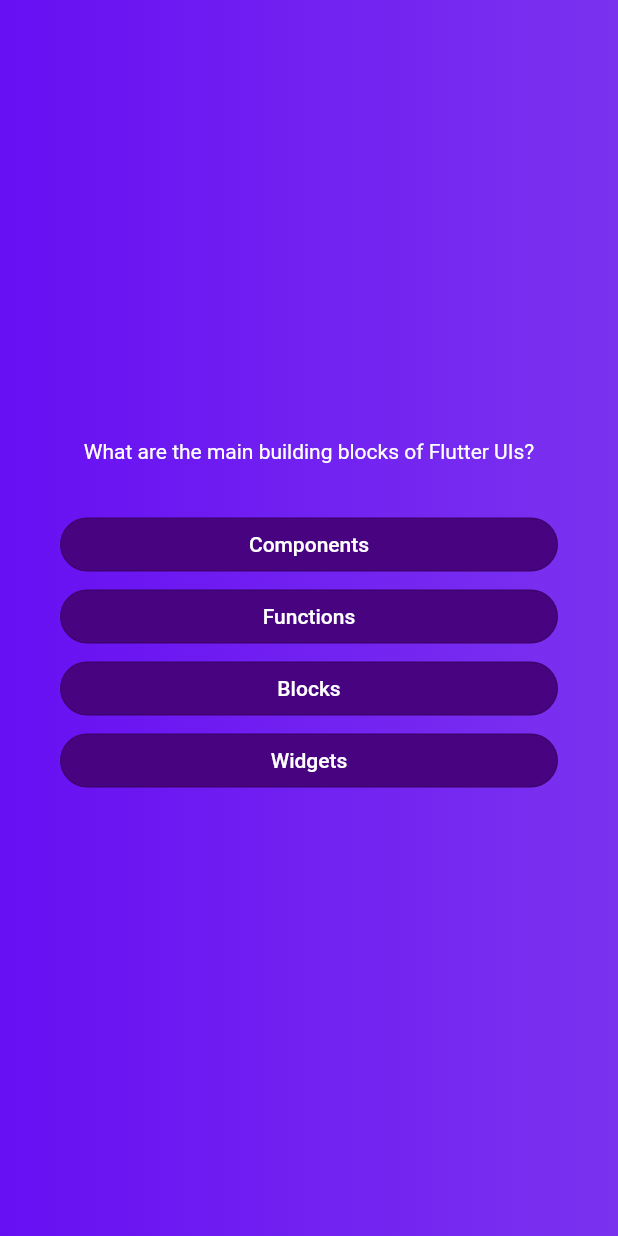
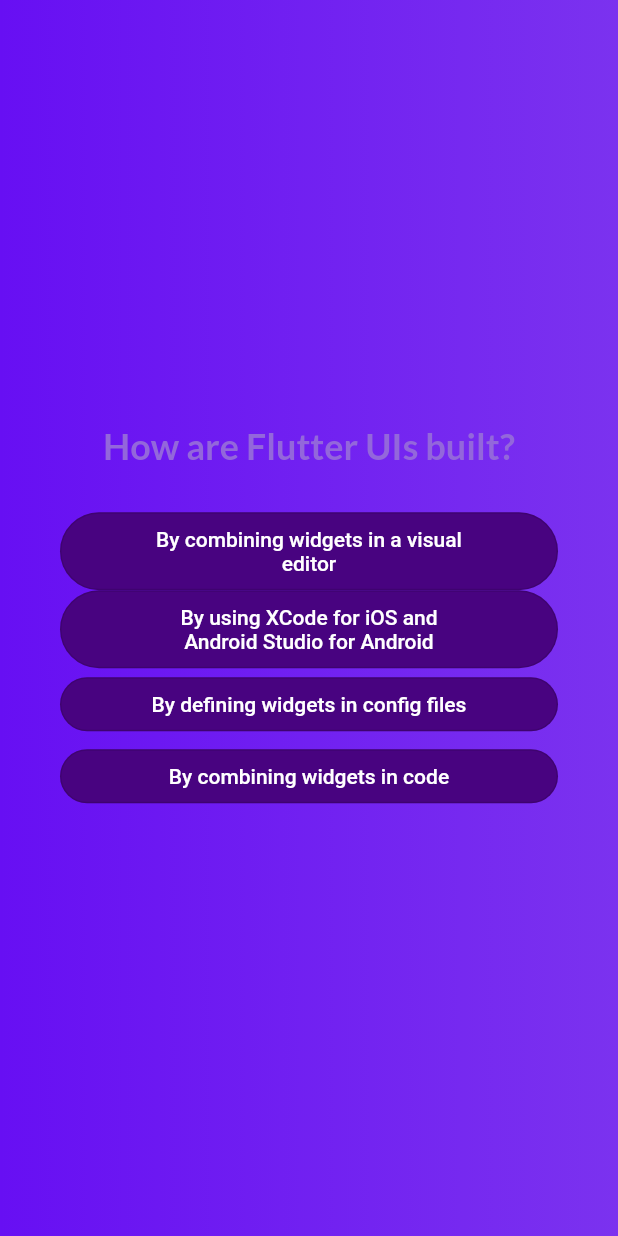
Before and after one commit to dimon-ton/flutter_udemy_section2, a Flutter app: the screen it shows after launch, after a tap on "Start Quiz!", after a tap on "Components", on a phone screen of 412 x 824 dp. Run offline on Flutter 3.47's test engine with Material 2 defaults, Android fonts, the phone set to English and light mode, and no system bars; our stand-ins replace google_fonts.

Commit message:
passing data via functions

```diff
--- a/lib/anwser_button.dart
+++ b/lib/anwser_button.dart
@@ -17,7 +17,10 @@ class AnswerButton extends StatelessWidget {
           foregroundColor: Colors.white,
           shape:
               RoundedRectangleBorder(borderRadius: BorderRadius.circular(40))),
-      child: Text(answerText),
+      child: Text(
+        answerText,
+        textAlign: TextAlign.center,
+      ),
     );
   }
 }
--- a/lib/questions_screen.dart
+++ b/lib/questions_screen.dart
@@ -1,9 +1,13 @@
 import 'package:flutter/material.dart';
 import 'package:adv_basics/anwser_button.dart';
 import 'package:adv_basics/data/question.dart';
+import 'package:google_fonts/google_fonts.dart';
 
 class QuestionsScreen extends StatefulWidget {
-  const QuestionsScreen({super.key});
+  const QuestionsScreen({super.key, required this.onSelectAnswer});
+
+  final void Function(String answer) onSelectAnswer;
+
   @override
   State<QuestionsScreen> createState() {
     return _QuestionsScreen();
@@ -11,9 +15,19 @@ class QuestionsScreen extends StatefulWidget {
 }
 
 class _QuestionsScreen extends State<QuestionsScreen> {
+  var currentQuestionIndex = 0;
+
+  void anwserQuestion(String selectedAnswer) {
+    widget.onSelectAnswer(selectedAnswer);
+    setState(() {
+      currentQuestionIndex++;
+    });
+  }
+
   @override
   Widget build(context) {
-    final currentQuestion = questions[0];
+    final currentQuestion = questions[currentQuestionIndex];
+
     return SizedBox(
       width: double.infinity,
       child: Container(
@@ -24,8 +38,10 @@ class _QuestionsScreen extends State<QuestionsScreen> {
           children: [
             Text(
               currentQuestion.text,
-              style: const TextStyle(
-                color: Colors.white,
+              style: GoogleFonts.lato(
+                color: const Color.fromARGB(255, 147, 103, 219),
+                fontSize: 24,
+                fontWeight: FontWeight.bold,
               ),
               textAlign: TextAlign.center,
             ),
@@ -35,7 +51,9 @@ class _QuestionsScreen extends State<QuestionsScreen> {
             ...currentQuestion.getShuffledAnswers().map((answer) {
               return AnswerButton(
                 answerText: answer,
-                onTap: () {},
+                onTap: () {
+                  anwserQuestion(answer);
+                },
               );
             })
           ],
--- a/lib/quiz.dart
+++ b/lib/quiz.dart
@@ -11,6 +11,7 @@ class Quiz extends StatefulWidget {
 }
 
 class _QuizState extends State<Quiz> {
+  final List<String> selectedAnswers = [];
   var activeScreen = 'start-screen';
 
   void switchScreen() {
@@ -19,12 +20,18 @@ class _QuizState extends State<Quiz> {
     });
   }
 
+  void chooseAnswer(String answer) {
+    selectedAnswers.add(answer);
+  }
+
   @override
   Widget build(context) {
     Widget screenWidget = StartScreen(switchScreen);
 
     if (activeScreen == 'questions-screen') {
-      screenWidget = const QuestionsScreen();
+      screenWidget = QuestionsScreen(
+        onSelectAnswer: chooseAnswer,
+      );
     }
 
     return MaterialApp(
--- a/lib/start_screen.dart
+++ b/lib/start_screen.dart
@@ -1,4 +1,5 @@
 import 'package:flutter/material.dart';
+import 'package:google_fonts/google_fonts.dart';
 
 class StartScreen extends StatelessWidget {
   const StartScreen(this.startQuiz, {super.key});
@@ -19,9 +20,12 @@ class StartScreen extends StatelessWidget {
           const SizedBox(
             height: 30,
           ),
-          const Text(
+          Text(
             'Learn Flutter the fun way!',
-            style: TextStyle(color: Colors.white, fontSize: 30),
+            style: GoogleFonts.lato(
+              color: Colors.white,
+              fontSize: 20,
+            ),
           ),
           const SizedBox(
             height: 30,
--- a/pubspec.yaml
+++ b/pubspec.yaml
@@ -35,6 +35,7 @@ dependencies:
   # The following adds the Cupertino Icons font to your application.
   # Use with the CupertinoIcons class for iOS style icons.
   cupertino_icons: ^1.0.2
+  google_fonts: ^4.0.4
 
 dev_dependencies:
   flutter_test:
```
Also changed, not shown: pubspec.lock, 1 other file.
